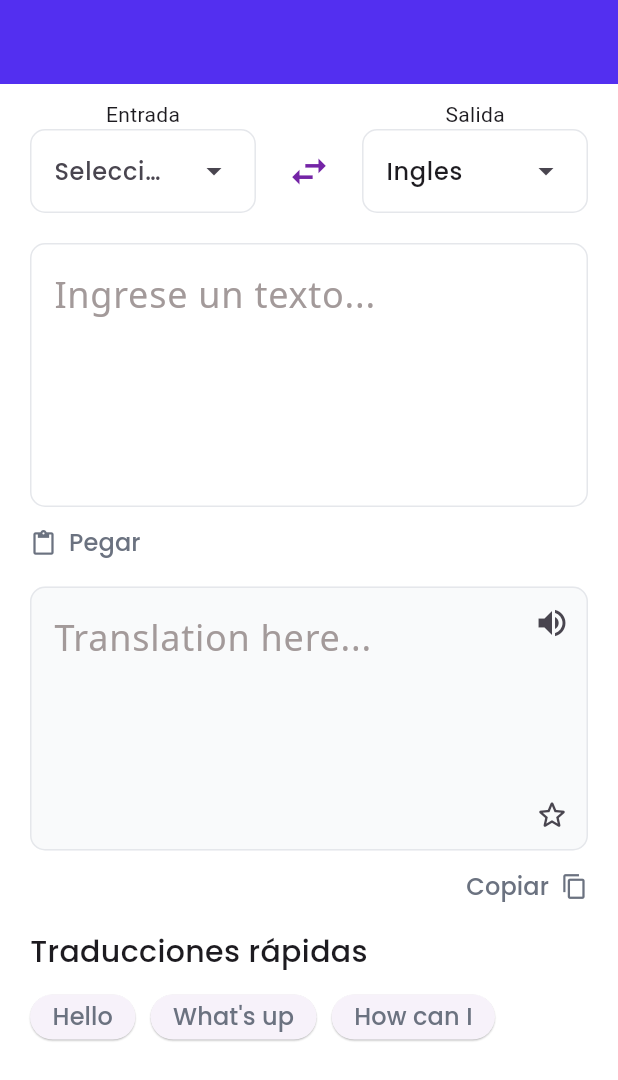
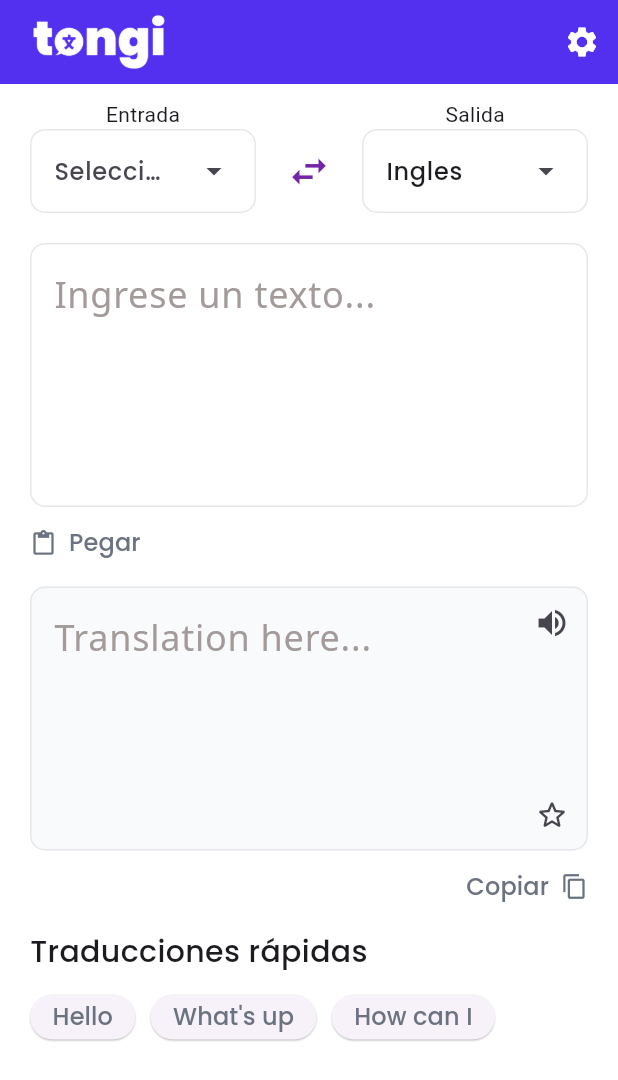
Before and after one commit to Bounsic-A-S/Tongi, a Flutter app: the screen it shows after launch, on a phone screen of 412 x 824 dp. Shown: the top 1080 px of the screen. Run offline on Flutter 3.47's test engine with Material 3 defaults, Android fonts, the phone set to English and light mode, and no system bars.

Commit message:
TONGI-61 add AppBar

```diff
--- a/frontend/lib/main.dart
+++ b/frontend/lib/main.dart
@@ -15,7 +15,14 @@ class MyApp extends StatelessWidget {
       title: 'Tongi Demo',
       home: Scaffold(
         backgroundColor: Colors.white,
-        appBar: AppBar(backgroundColor: TongiColors.primary),
+        appBar: AppBar(
+          backgroundColor: TongiColors.primary,
+          title: Image.asset("assets/images/tongiWhite.png", height: 50),
+          actions: [
+            IconButton(onPressed: () {}, icon: Icon(Icons.settings), color: Colors.white,),
+          ],
+          // leading: Image.asset("assets/images/tongiWhite.png"),
+        ),
         body: DashboardScreen(),
       ),
     );
```
Also changed, not shown: frontend/assets/images/tongiWhite.png (renamed from frontend/assets/images/LogoWhite.png).
